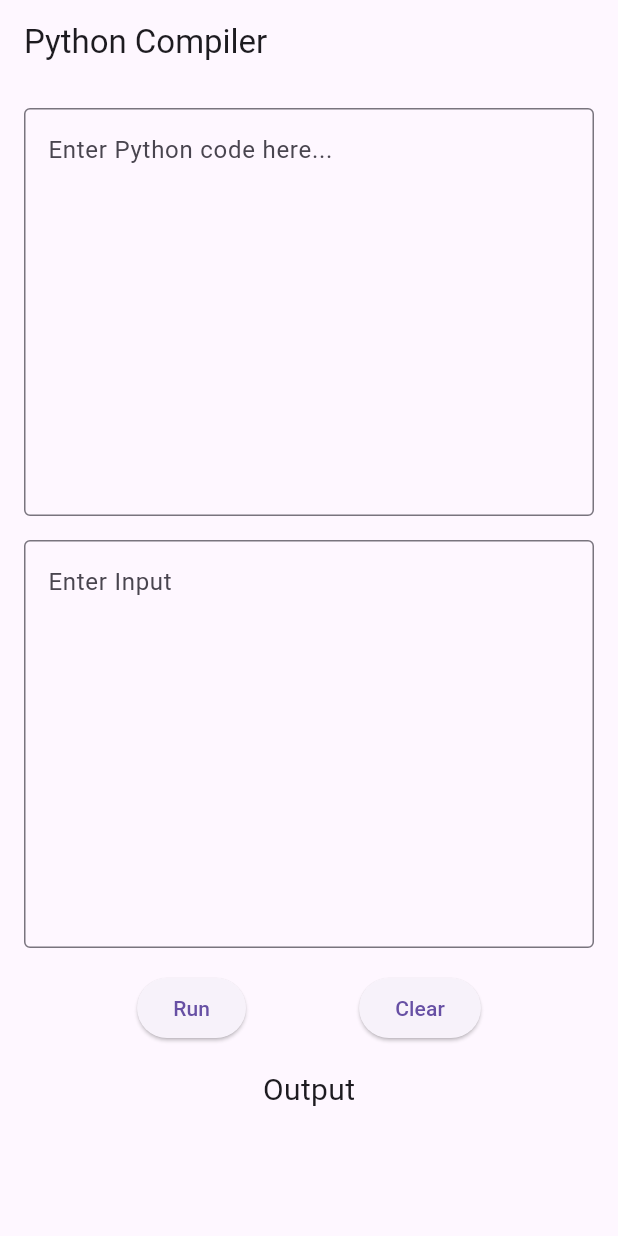
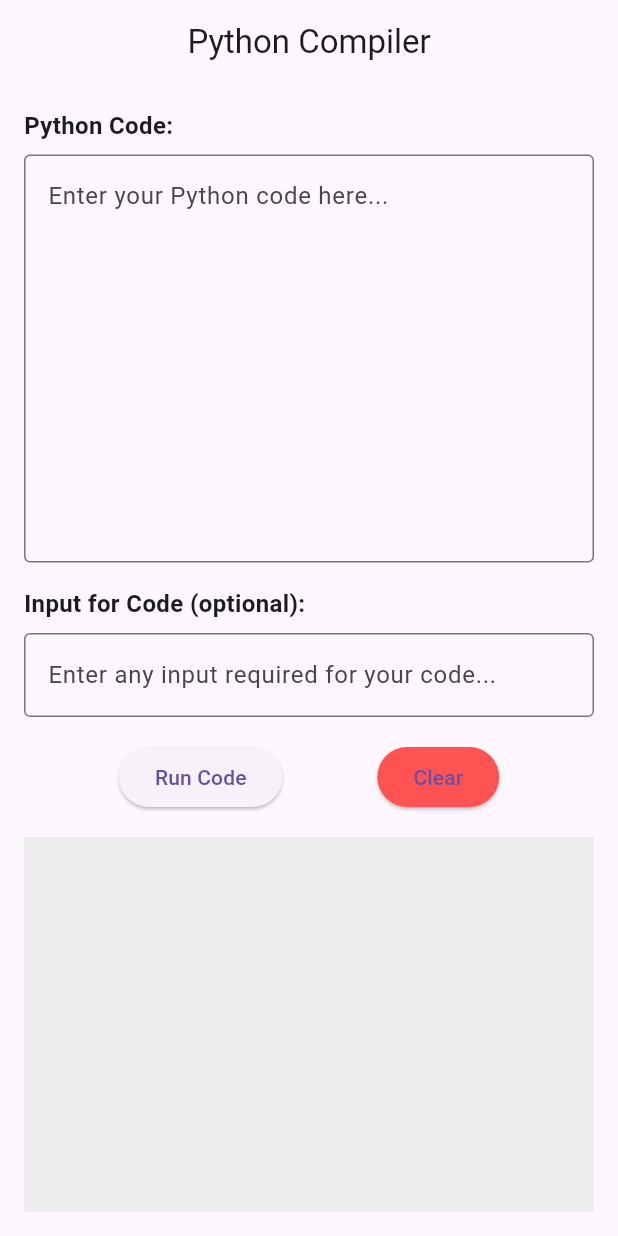
Before and after one commit to anish12053/PythonCompiler, a Flutter app: the screen it shows after launch, on a phone screen of 412 x 824 dp. Run offline on Flutter 3.47's test engine with Material 3 defaults, Android fonts, the phone set to English and light mode, and no system bars.

Commit message:
UI updated

```diff
--- a/Front_end/lib/screen/compiler_screen.dart
+++ b/Front_end/lib/screen/compiler_screen.dart
@@ -36,12 +36,12 @@ class PythonCompilerScreenState extends State<PythonCompilerScreen> {
         });
       } else {
         setState(() {
-          _output = "Error: Could not connect to the server.";
+          _output = "Error: Server responded with status ${response.statusCode}.";
         });
       }
     } catch (e) {
       setState(() {
-        _output = "Error: $e";
+        _output = "Error: Unable to connect to the server. $e";
       });
     }
   }
@@ -58,27 +58,44 @@ class PythonCompilerScreenState extends State<PythonCompilerScreen> {
   Widget build(BuildContext context) {
     return Scaffold(
       appBar: AppBar(
-        title: const Text('Python Compiler'),
+        title: const Text("Python Compiler"),
+        centerTitle: true,
       ),
-      body: Padding(
+      body: LayoutBuilder(
+        builder: (context, constraints) {
+          return SingleChildScrollView(
+            child: ConstrainedBox(
+              constraints: BoxConstraints(minHeight: constraints.maxHeight),
+              child: IntrinsicHeight(
+                child: Padding(
                   padding: const EdgeInsets.all(16.0),
                   child: Column(
+                    crossAxisAlignment: CrossAxisAlignment.stretch,
                     children: [
+                      const Text(
+                        "Python Code:",
+                        style: TextStyle(fontSize: 16, fontWeight: FontWeight.bold),
+                      ),
+                      const SizedBox(height: 8),
                       TextField(
                         controller: _codeController,
                         maxLines: 10,
                         decoration: const InputDecoration(
                           border: OutlineInputBorder(),
-                hintText: 'Enter Python code here...',
+                          hintText: "Enter your Python code here...",
                         ),
                       ),
                       const SizedBox(height: 16),
+                      const Text(
+                        "Input for Code (optional):",
+                        style: TextStyle(fontSize: 16, fontWeight: FontWeight.bold),
+                      ),
+                      const SizedBox(height: 8),
                       TextField(
                         controller: _inputController,
-              maxLines: 10,
                         decoration: const InputDecoration(
                           border: OutlineInputBorder(),
-                hintText: 'Enter Input',
+                          hintText: "Enter any input required for your code...",
                         ),
                       ),
                       const SizedBox(height: 16),
@@ -87,25 +104,26 @@ class PythonCompilerScreenState extends State<PythonCompilerScreen> {
                         children: [
                           ElevatedButton(
                             onPressed: _runCode,
-                  child: const Text('Run'),
+                            child: const Text("Run Code"),
                           ),
                           ElevatedButton(
                             onPressed: _clearInput,
-                  child: const Text('Clear'),
+                            style: ElevatedButton.styleFrom(
+                              backgroundColor: Colors.redAccent,
+                            ),
+                            child: const Text("Clear"),
                           ),
                         ],
                       ),
                       const SizedBox(height: 16),
-            const Text("Output",style: TextStyle(
-              fontSize: 20,
-            ),),
                       Expanded(
+                        child: Container(
+                          padding: const EdgeInsets.all(16.0),
+                          color: Colors.grey.shade200,
                           child: SingleChildScrollView(
                             child: Text(
                               _output,
-                  style: const TextStyle(
-                    fontSize: 16,
-                    color: Colors.black87,
+                              style: const TextStyle(fontSize: 16.0),
                             ),
                           ),
                         ),
@@ -113,6 +131,11 @@ class PythonCompilerScreenState extends State<PythonCompilerScreen> {
                     ],
                   ),
                 ),
+              ),
+            ),
+          );
+        },
+      ),
     );
   }
 }
```
Also changed, not shown: 1 other file. Lines whose indentation alone changed are shown as unchanged.
